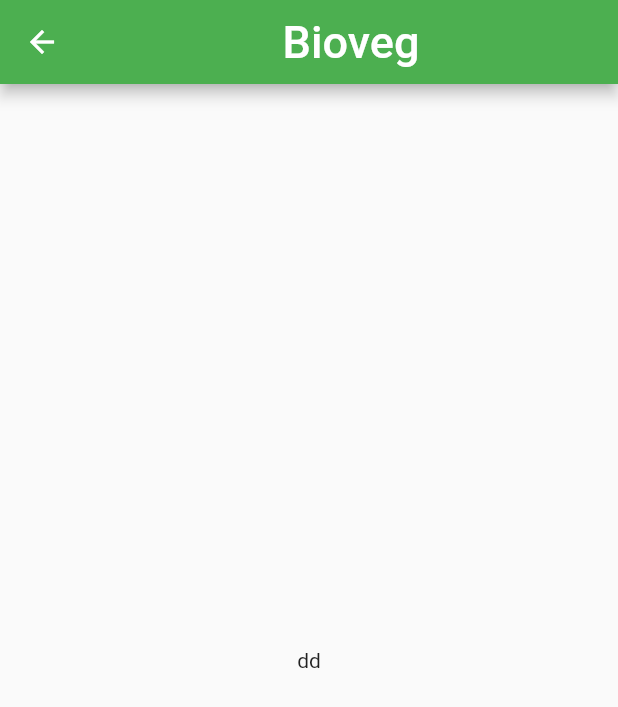
After one commit to H5-BioVeg/BioVeg_App, a Flutter app: the TestScreen screen opened directly, on a phone screen of 412 x 824 dp. The commit adds this screen. Shown: the top 707 px of the screen. Run offline on Flutter 3.47's test engine with Material 2 defaults, Android fonts, the phone set to English and light mode, and no system bars; missing offline and left inert: wifi_scan.

Commit message:
added some code
Added some code that utilizes the wifi package to retrieve network info and made a screen for it

```diff
--- a/lib/arduino_connector.dart
+++ b/lib/arduino_connector.dart
@@ -0,0 +1,11 @@
+import 'package:wifi_scan/wifi_scan.dart';
+
+class ArduinoConnector
+ {
+    const ArduinoConnector();
+
+
+   String scanForGreenHouses() {
+    return "dd";
+  }
+}
--- /dev/null
+++ b/lib/screens/TestScreen.dart
@@ -0,0 +1,32 @@
+import 'package:bio_veg/arduino_connector.dart';
+import 'package:flutter/material.dart';
+
+class TestScreen extends StatefulWidget {
+  const TestScreen({super.key, this.title = "Bioveg"});
+  final String title;
+
+  final ArduinoConnector conn = const ArduinoConnector();
+
+  @override
+  State<TestScreen> createState() => _TestScreen();
+}
+
+class _TestScreen extends State<TestScreen> {
+  @override
+  Widget build(BuildContext context) {
+    return Scaffold(
+      appBar: AppBar(
+        title: Center(
+            child: Text(
+          widget.title,
+          style: const TextStyle(fontSize: 30),
+        )),
+      ),
+      body: Center(
+            child: Text(
+              widget.conn.scanForGreenHouses(),
+            )
+      ),
+    );
+  }
+}
--- a/pubspec.yaml
+++ b/pubspec.yaml
@@ -36,6 +36,7 @@ dependencies:
   # The following adds the Cupertino Icons font to your application.
   # Use with the CupertinoIcons class for iOS style icons.
   cupertino_icons: ^1.0.2
+  wifi_scan: ^0.4.0+1
 
 dev_dependencies:
   flutter_test:
```
Also changed, not shown: lib/screens/HomeScreen.dart (+9 -1 lines), lib/screens/Wifi.dart (added, +233 -0 lines), pubspec.lock, 4 other files.
